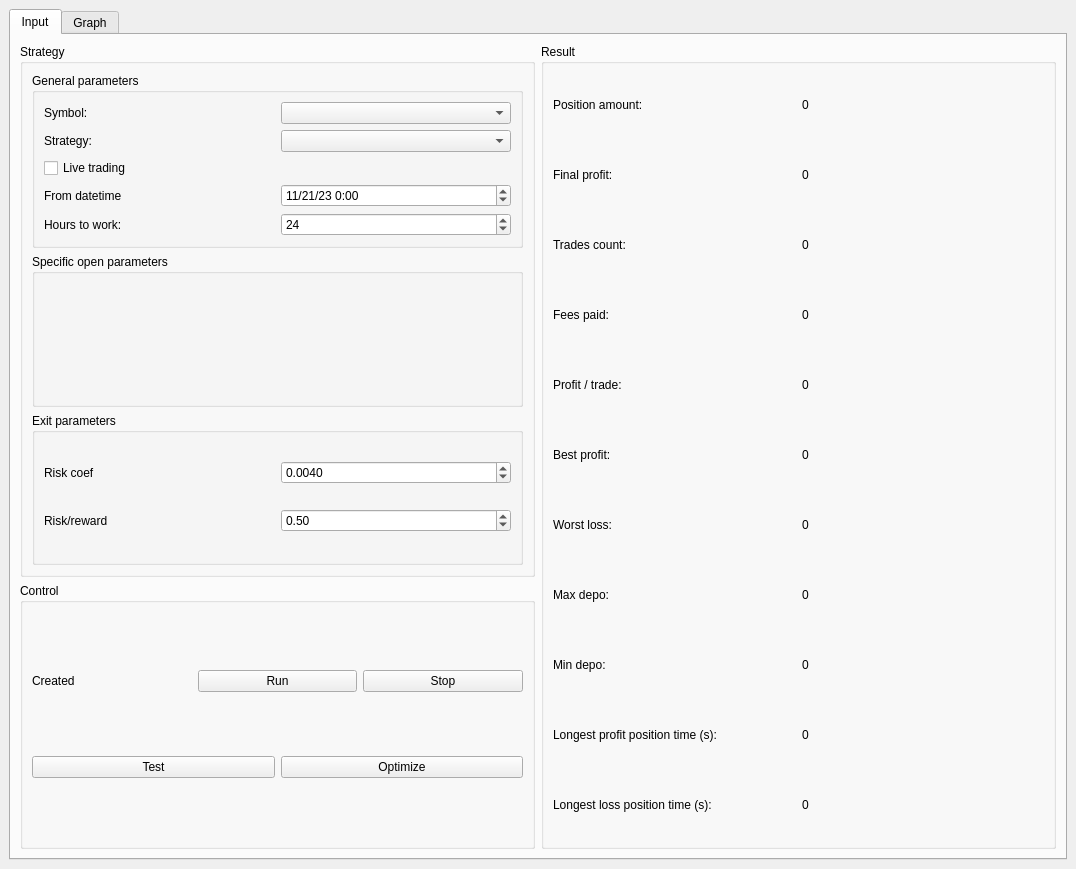
Before: the Qt Designer form frontend/mainwindow.ui in 84k491/crypto_cpp, drawn with Qt 5.
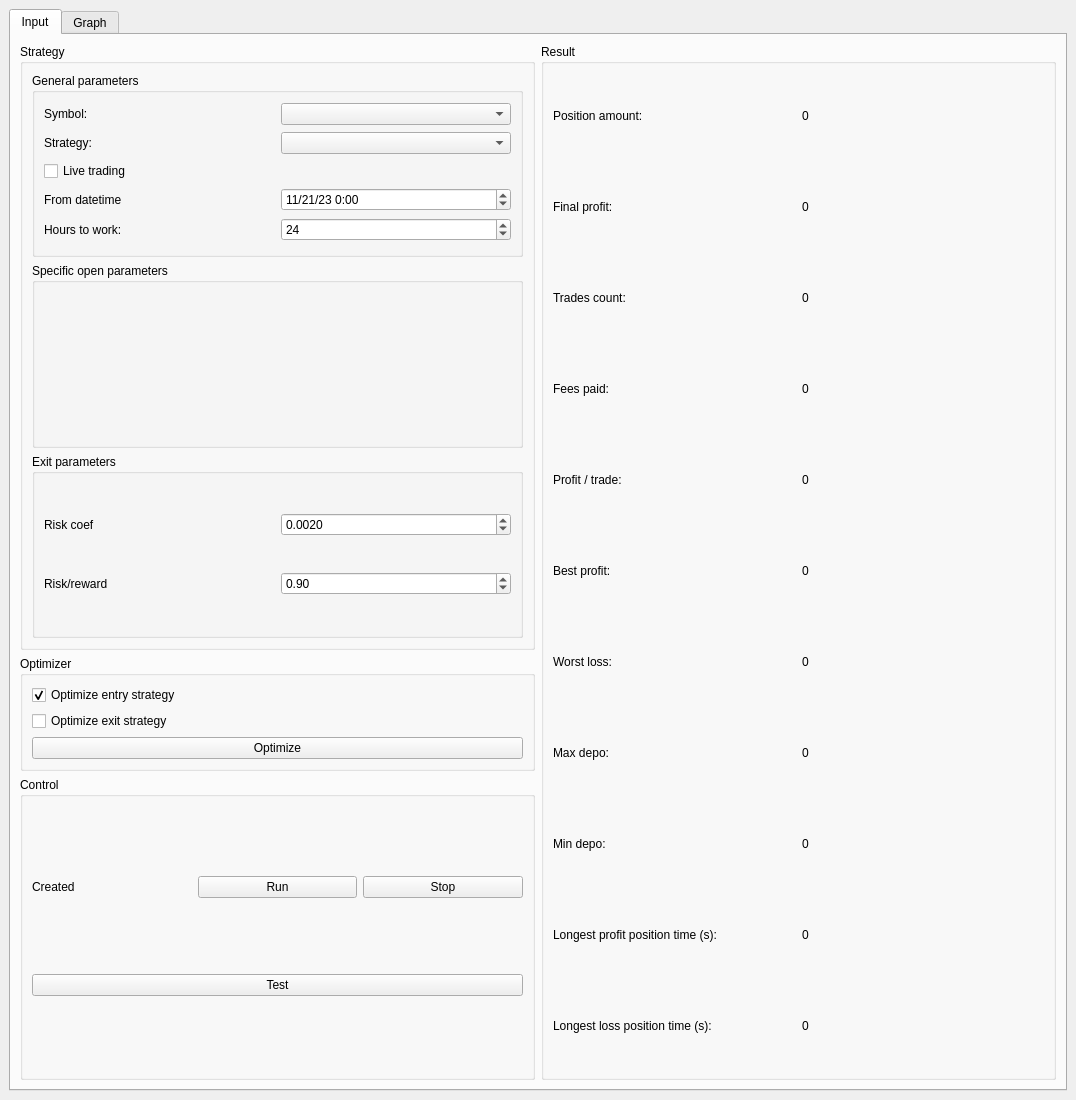
After: the same form once the commit is applied.

Commit message: Optimize exit strategy, optimize entry end start separately

What changed in the file:
```diff
--- a/frontend/mainwindow.ui
+++ b/frontend/mainwindow.ui
@@ -7,7 +7,7 @@
     <x>0</x>
     <y>0</y>
     <width>1076</width>
-    <height>869</height>
+    <height>1100</height>
    </rect>
   </property>
   <property name="sizePolicy">
@@ -32,7 +32,7 @@
        </attribute>
        <layout class="QHBoxLayout" name="horizontalLayout_8" stretch="1,1">
         <item>
-         <layout class="QVBoxLayout" name="verticalLayout" stretch="2,1">
+         <layout class="QVBoxLayout" name="verticalLayout" stretch="2,0,1">
           <item>
            <widget class="QGroupBox" name="groupBox">
             <property name="title">
@@ -186,7 +186,7 @@
                      <double>0.000010000000000</double>
                     </property>
                     <property name="value">
-                     <double>0.004000000000000</double>
+                     <double>0.002000000000000</double>
                     </property>
                    </widget>
                   </item>
@@ -213,7 +213,7 @@
                      <double>0.010000000000000</double>
                     </property>
                     <property name="value">
-                     <double>0.500000000000000</double>
+                     <double>0.900000000000000</double>
                     </property>
                    </widget>
                   </item>
@@ -228,9 +228,42 @@
           <item>
            <widget class="QGroupBox" name="gb_optimizer">
             <property name="title">
+             <string>Optimizer</string>
+            </property>
+            <layout class="QVBoxLayout" name="verticalLayout_9">
+             <item>
+              <widget class="QCheckBox" name="cb_optimize_entry">
+               <property name="text">
+                <string>Optimize entry strategy</string>
+               </property>
+               <property name="checked">
+                <bool>true</bool>
+               </property>
+              </widget>
+             </item>
+             <item>
+              <widget class="QCheckBox" name="cb_optimize_exit">
+               <property name="text">
+                <string>Optimize exit strategy</string>
+               </property>
+              </widget>
+             </item>
+             <item>
+              <widget class="QPushButton" name="pb_optimize">
+               <property name="text">
+                <string>Optimize</string>
+               </property>
+              </widget>
+             </item>
+            </layout>
+           </widget>
+          </item>
+          <item>
+           <widget class="QGroupBox" name="gb_control">
+            <property name="title">
              <string>Control</string>
             </property>
-            <layout class="QVBoxLayout" name="verticalLayout_8">
+            <layout class="QVBoxLayout" name="verticalLayout_8" stretch="3,1">
              <item>
               <layout class="QHBoxLayout" name="horizontalLayout_7">
                <item>
@@ -265,13 +298,6 @@
                  </property>
                 </widget>
                </item>
-               <item>
-                <widget class="QPushButton" name="pb_optimize">
-                 <property name="text">
-                  <string>Optimize</string>
-                 </property>
-                </widget>
-               </item>
               </layout>
              </item>
             </layout>
```
The commit also changes 11 other files.
